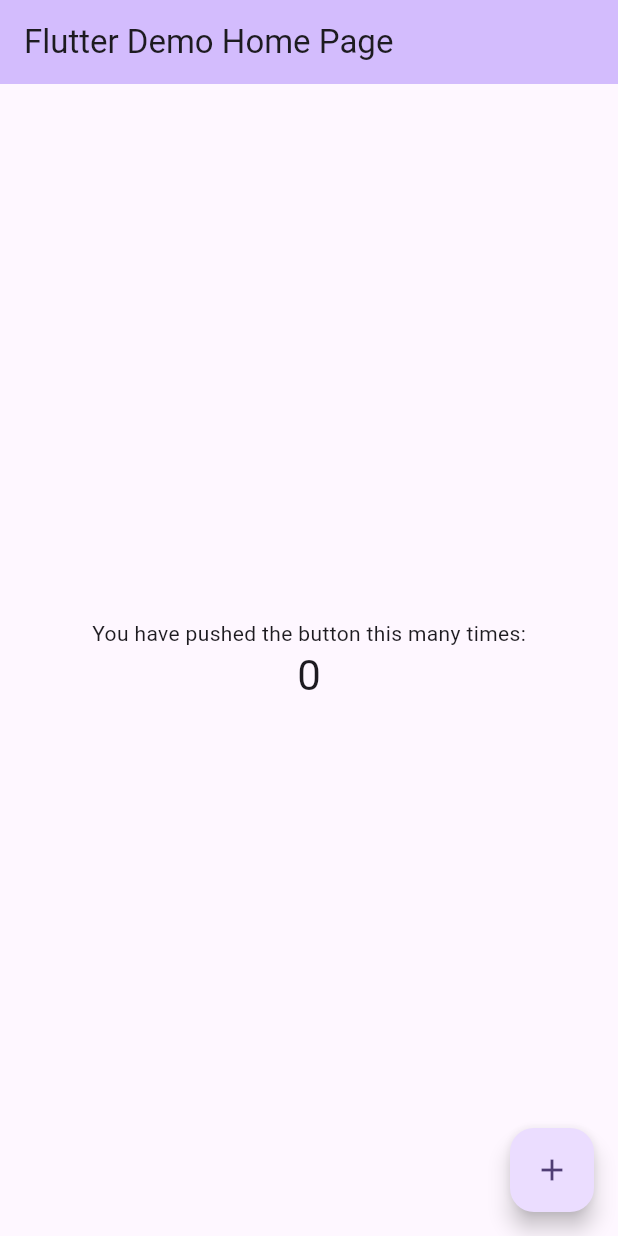
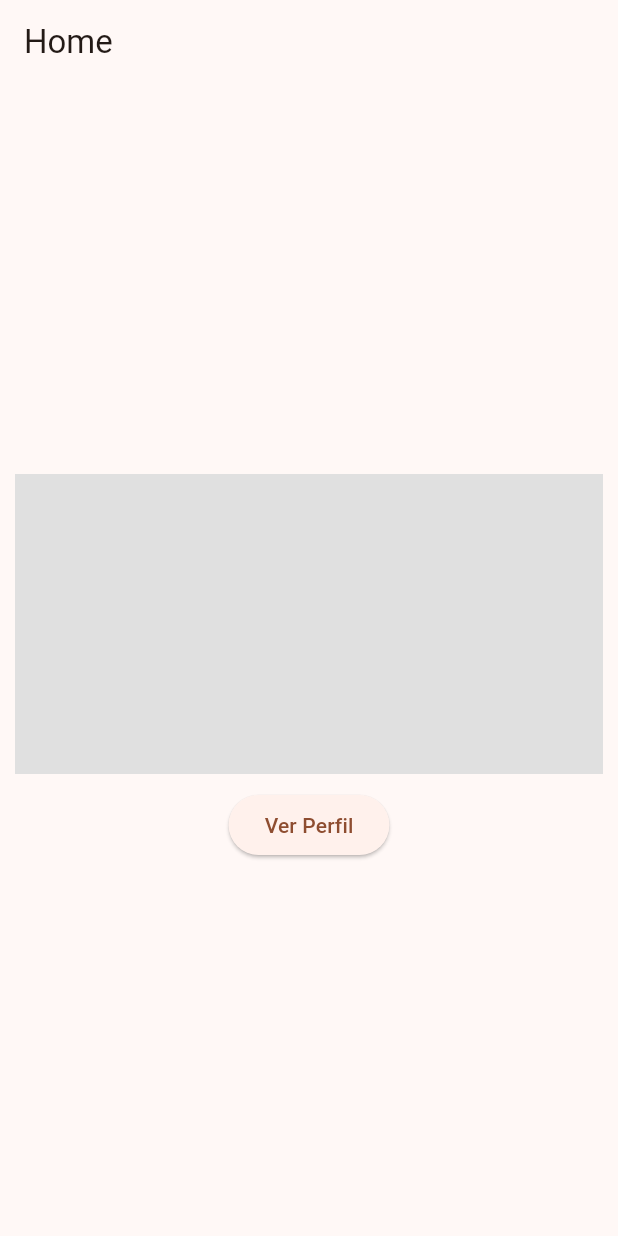
Before and after one commit to Mximena24/Taller-3-flutter, a Flutter app: the screen it shows after launch, on a phone screen of 412 x 824 dp. Run offline on Flutter 3.47's test engine with Material 3 defaults, Android fonts, the phone set to English and light mode, and no system bars.

Commit message:
Segundo commit

```diff
--- a/flutter_application_1/lib/main.dart
+++ b/flutter_application_1/lib/main.dart
@@ -1,4 +1,5 @@
 import 'package:flutter/material.dart';
+import 'package:flutter_application_1/pages/home_page.dart';
 
 void main() {
   runApp(const MyApp());
@@ -7,116 +8,15 @@ void main() {
 class MyApp extends StatelessWidget {
   const MyApp({super.key});
 
-  // This widget is the root of your application.
+
   @override
   Widget build(BuildContext context) {
     return MaterialApp(
-      title: 'Flutter Demo',
+      title: 'Home',
       theme: ThemeData(
-        // This is the theme of your application.
-        //
-        // TRY THIS: Try running your application with "flutter run". You'll see
-        // the application has a purple toolbar. Then, without quitting the app,
-        // try changing the seedColor in the colorScheme below to Colors.green
-        // and then invoke "hot reload" (save your changes or press the "hot
-        // reload" button in a Flutter-supported IDE, or press "r" if you used
-        // the command line to start the app).
-        //
-        // Notice that the counter didn't reset back to zero; the application
-        // state is not lost during the reload. To reset the state, use hot
-        // restart instead.
-        //
-        // This works for code too, not just values: Most code changes can be
-        // tested with just a hot reload.
-        colorScheme: ColorScheme.fromSeed(seedColor: Colors.deepPurple),
+        colorScheme: ColorScheme.fromSeed(seedColor: const Color.fromARGB(255, 183, 96, 58)),
       ),
-      home: const MyHomePage(title: 'Flutter Demo Home Page'),
+      home: const HomePage(),
     );
-  }
+ }
 }
-
-class MyHomePage extends StatefulWidget {
-  const MyHomePage({super.key, required this.title});
-
-  // This widget is the home page of your application. It is stateful, meaning
-  // that it has a State object (defined below) that contains fields that affect
-  // how it looks.
-
-  // This class is the configuration for the state. It holds the values (in this
-  // case the title) provided by the parent (in this case the App widget) and
-  // used by the build method of the State. Fields in a Widget subclass are
-  // always marked "final".
-
-  final String title;
-
-  @override
-  State<MyHomePage> createState() => _MyHomePageState();
-}
-
-class _MyHomePageState extends State<MyHomePage> {
-  int _counter = 0;
-
-  void _incrementCounter() {
-    setState(() {
-      // This call to setState tells the Flutter framework that something has
-      // changed in this State, which causes it to rerun the build method below
-      // so that the display can reflect the updated values. If we changed
-      // _counter without calling setState(), then the build method would not be
-      // called again, and so nothing would appear to happen.
-      _counter++;
-    });
-  }
-
-  @override
-  Widget build(BuildContext context) {
-    // This method is rerun every time setState is called, for instance as done
-    // by the _incrementCounter method above.
-    //
-    // The Flutter framework has been optimized to make rerunning build methods
-    // fast, so that you can just rebuild anything that needs updating rather
-    // than having to individually change instances of widgets.
-    return Scaffold(
-      appBar: AppBar(
-        // TRY THIS: Try changing the color here to a specific color (to
-        // Colors.amber, perhaps?) and trigger a hot reload to see the AppBar
-        // change color while the other colors stay the same.
-        backgroundColor: Theme.of(context).colorScheme.inversePrimary,
-        // Here we take the value from the MyHomePage object that was created by
-        // the App.build method, and use it to set our appbar title.
-        title: Text(widget.title),
-      ),
-      body: Center(
-        // Center is a layout widget. It takes a single child and positions it
-        // in the middle of the parent.
-        child: Column(
-          // Column is also a layout widget. It takes a list of children and
-          // arranges them vertically. By default, it sizes itself to fit its
-          // children horizontally, and tries to be as tall as its parent.
-          //
-          // Column has various properties to control how it sizes itself and
-          // how it positions its children. Here we use mainAxisAlignment to
-          // center the children vertically; the main axis here is the vertical
-          // axis because Columns are vertical (the cross axis would be
-          // horizontal).
-          //
-          // TRY THIS: Invoke "debug painting" (choose the "Toggle Debug Paint"
-          // action in the IDE, or press "p" in the console), to see the
-          // wireframe for each widget.
-          mainAxisAlignment: MainAxisAlignment.center,
-          children: <Widget>[
-            const Text('You have pushed the button this many times:'),
-            Text(
-              '$_counter',
-              style: Theme.of(context).textTheme.headlineMedium,
-            ),
-          ],
-        ),
-      ),
-      floatingActionButton: FloatingActionButton(
-        onPressed: _incrementCounter,
-        tooltip: 'Increment',
-        child: const Icon(Icons.add),
-      ), // This trailing comma makes auto-formatting nicer for build methods.
-    );
-  }
-}
--- a/flutter_application_1/lib/pages/home_page.dart
+++ b/flutter_application_1/lib/pages/home_page.dart
@@ -0,0 +1,39 @@
+import 'package:flutter/material.dart';
+import 'package:flutter_application_1/pages/profile_page.dart';
+
+class HomePage extends StatelessWidget {
+  const HomePage ({super.key});
+
+  @override
+  Widget build(BuildContext context) {
+    return Scaffold(
+      appBar: AppBar(
+        title: const Text ("Home"),
+      ),
+      body: Center(
+        child: Column(
+          mainAxisAlignment: MainAxisAlignment.center, // centra verticalmente
+          children: [
+            Container(
+              height: 200,
+              margin: const EdgeInsets.all(10.0),
+              color: Colors.grey[300], // solo para visualizarlo
+              // child: const Center(child: Text('Aquí va algo')),
+            ),
+            ElevatedButton(
+              child: const Text("Ver Perfil"),
+              onPressed: () {
+                Navigator.push(
+                  context,
+                  MaterialPageRoute(
+                    builder: (context) => const ProfilePage(),
+                  ),
+                );
+              },
+            ),
+          ],
+        ),
+      ),
+    );
+  }
+}
```
Also changed, not shown: flutter_application_1/lib/models/user_model.dart (+11 -0 lines), flutter_application_1/lib/pages/profile_page.dart (added, +82 -0 lines), flutter_application_1/lib/widgets/userCard.widget.dart (+24 -0 lines), flutter_application_1/lib/pages/home2_page.dart (deleted).
